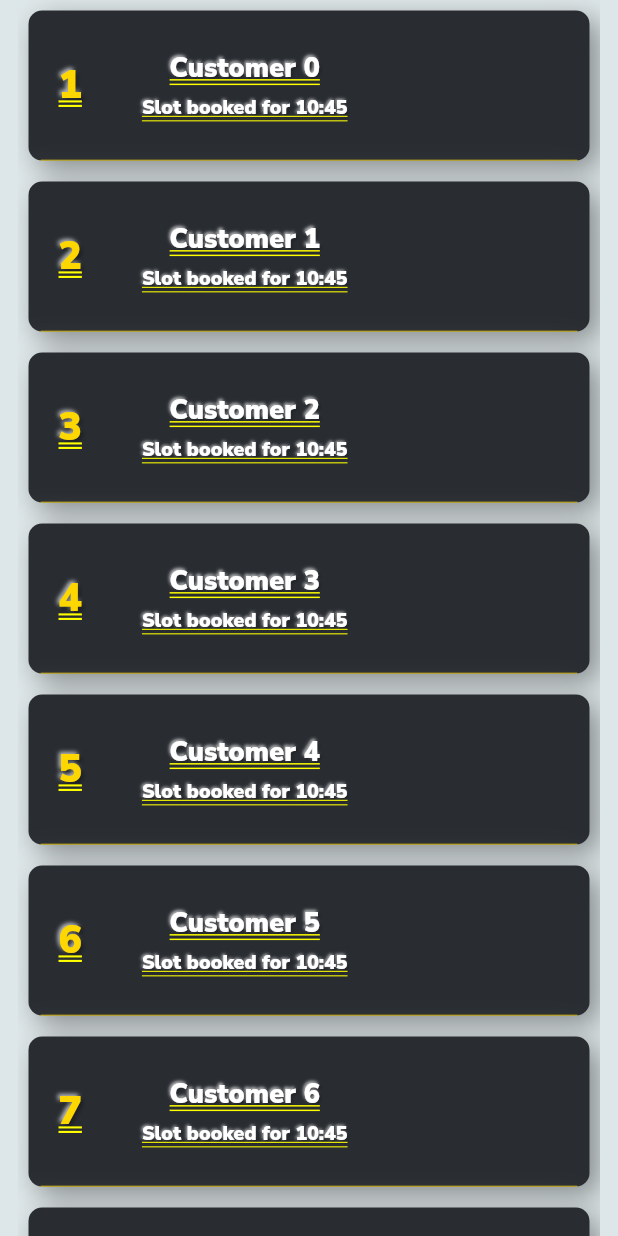
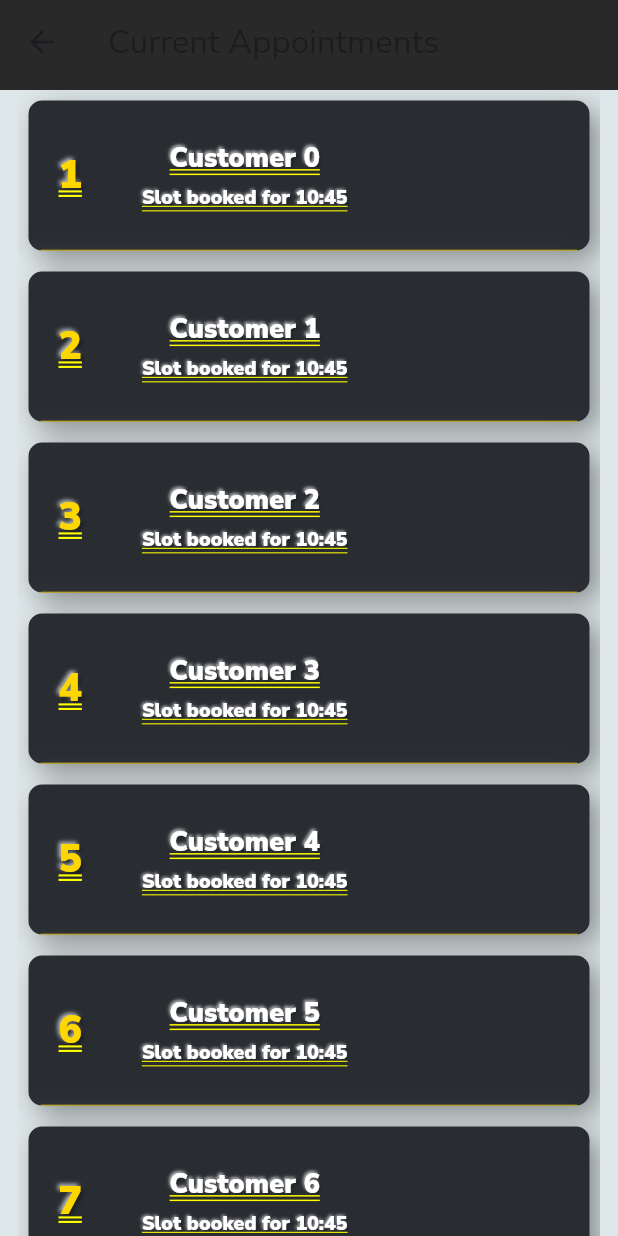
Before and after one commit to soham-dixit/AadhaarChain, a Flutter app: the Apointments screen opened by its route, on a phone screen of 412 x 824 dp. Run offline on Flutter 3.47's test engine with Material 3 defaults, Android fonts, the light colour scheme and no system bars; our stand-ins replace flutter_neumorphic_plus, flutter_svg, get, google_fonts, google_maps_flutter, location and 1 more; missing offline and left inert: web3dart; statements that could not run were skipped.

Commit message:
added appbar

```diff
--- a/service_master_app/lib/screens/customer_list.dart
+++ b/service_master_app/lib/screens/customer_list.dart
@@ -16,9 +16,21 @@ class Apointments extends StatefulWidget {
 }
 
 class _ApointmentsState extends State<Apointments> {
+  final GlobalKey<ScaffoldState> _scaffoldKey = GlobalKey<ScaffoldState>();
+
   @override
   Widget build(BuildContext context) {
     return Scaffold(
+      key: _scaffoldKey,
+      appBar: PreferredSize(
+        preferredSize: const Size.fromHeight(60.0),
+        child: AppBar(
+          backgroundColor: Color(0xFF292929),
+          title: const Text(
+            'Current Appointments',
+          ),
+        ),
+      ),
       resizeToAvoidBottomInset: false,
       body: NeumorphicApp(
         debugShowCheckedModeBanner: false,
```
